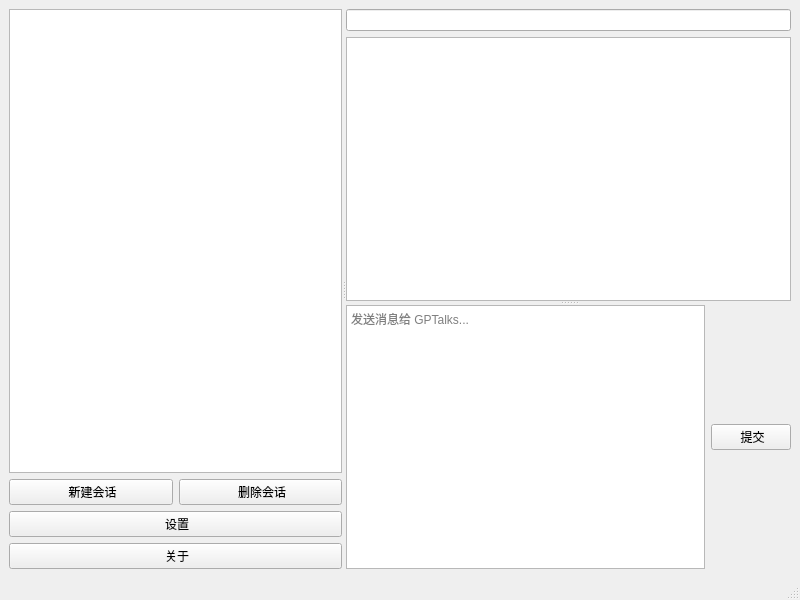
First picture: the form in ui/main_window.ui, repository liyixin1/GPTalks, before the edit.
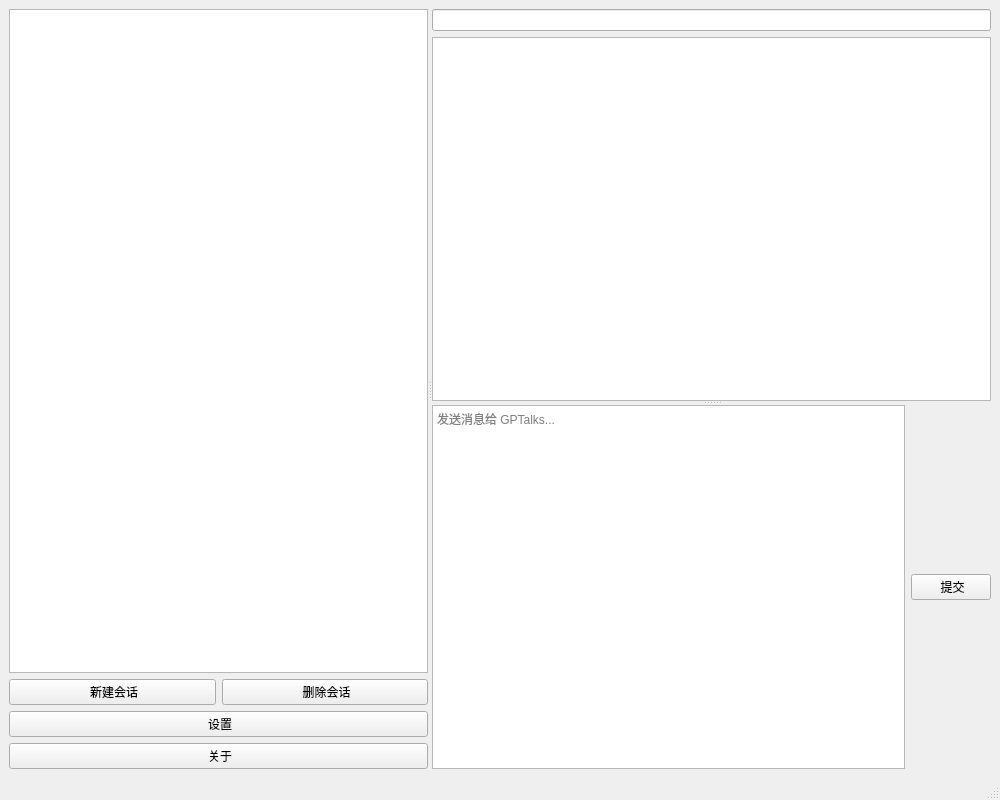
Second picture: the form after the edit. Icons and pictures are not drawn.

```diff
--- a/ui/main_window.ui
+++ b/ui/main_window.ui
@@ -6,8 +6,8 @@
    <rect>
     <x>0</x>
     <y>0</y>
-    <width>800</width>
-    <height>600</height>
+    <width>1000</width>
+    <height>800</height>
    </rect>
   </property>
   <property name="windowTitle">
@@ -17,6 +17,9 @@
    <iconset>
     <normaloff>image/windows_logo.png</normaloff>image/windows_logo.png</iconset>
   </property>
+  <property name="styleSheet">
+   <string notr="true">font: 12pt &quot;Microsoft YaHei UI&quot;;</string>
+  </property>
   <widget class="QWidget" name="centralwidget">
    <layout class="QVBoxLayout" name="verticalLayout">
     <item>
```
Left out of the diff: 4 changed lines with no effect on the pictures.
